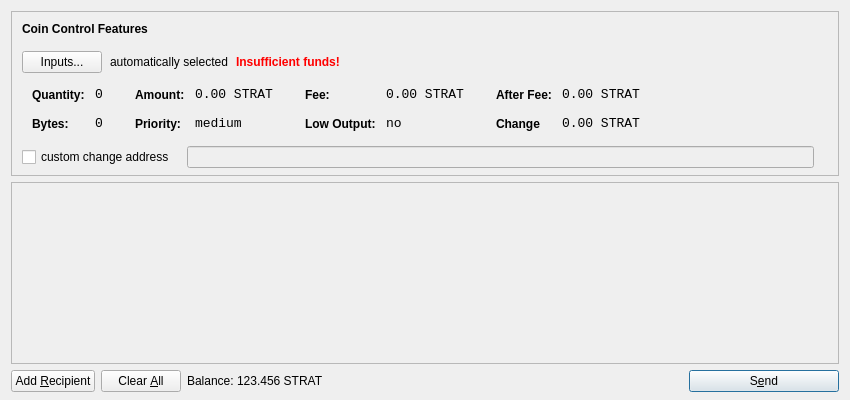
Old version of the form src/qt/forms/sendcoinsdialog.ui in the repository DeStream-dev/dswallet.
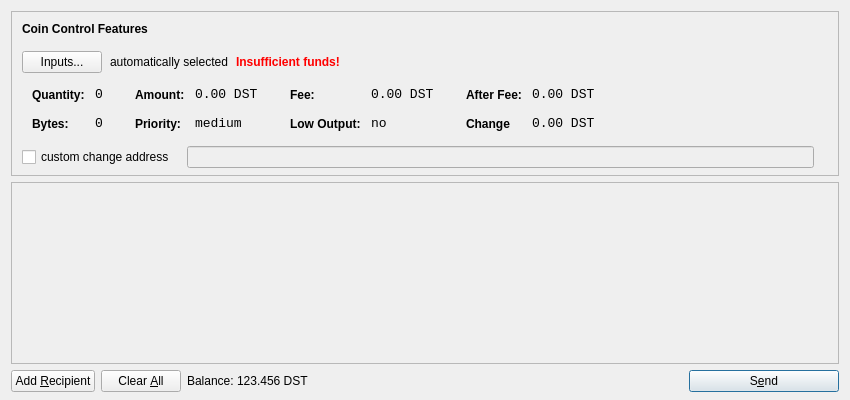
New version of the form. Icons and pictures are not drawn.

Diff of the .ui file:
```diff
--- a/src/qt/forms/sendcoinsdialog.ui
+++ b/src/qt/forms/sendcoinsdialog.ui
@@ -39,7 +39,7 @@
      </property>
      <layout class="QVBoxLayout" name="verticalLayoutCoinControl2">
       <property name="spacing">
-       <number>-1</number>
+       <number>6</number>
       </property>
       <property name="leftMargin">
        <number>0</number>
@@ -321,7 +321,7 @@
                   <enum>Qt::ActionsContextMenu</enum>
                  </property>
                  <property name="text">
-                  <string notr="true">0.00 STRAT</string>
+                  <string notr="true">0.00 DST</string>
                  </property>
                  <property name="textInteractionFlags">
                   <set>Qt::LinksAccessibleByMouse|Qt::TextSelectableByKeyboard|Qt::TextSelectableByMouse</set>
@@ -407,7 +407,7 @@
                   <enum>Qt::ActionsContextMenu</enum>
                  </property>
                  <property name="text">
-                  <string notr="true">0.00 STRAT</string>
+                  <string notr="true">0.00 DST</string>
                  </property>
                  <property name="textInteractionFlags">
                   <set>Qt::LinksAccessibleByMouse|Qt::TextSelectableByKeyboard|Qt::TextSelectableByMouse</set>
@@ -493,7 +493,7 @@
                   <enum>Qt::ActionsContextMenu</enum>
                  </property>
                  <property name="text">
-                  <string notr="true">0.00 STRAT</string>
+                  <string notr="true">0.00 DST</string>
                  </property>
                  <property name="textInteractionFlags">
                   <set>Qt::LinksAccessibleByMouse|Qt::TextSelectableByKeyboard|Qt::TextSelectableByMouse</set>
@@ -525,7 +525,7 @@
                   <enum>Qt::ActionsContextMenu</enum>
                  </property>
                  <property name="text">
-                  <string notr="true">0.00 STRAT</string>
+                  <string notr="true">0.00 DST</string>
                  </property>
                  <property name="textInteractionFlags">
                   <set>Qt::LinksAccessibleByMouse|Qt::TextSelectableByKeyboard|Qt::TextSelectableByMouse</set>
@@ -724,7 +724,7 @@
           <cursorShape>IBeamCursor</cursorShape>
          </property>
          <property name="text">
-          <string notr="true">123.456 STRAT</string>
+          <string notr="true">123.456 DST</string>
          </property>
          <property name="textInteractionFlags">
           <set>Qt::LinksAccessibleByMouse|Qt::TextSelectableByKeyboard|Qt::TextSelectableByMouse</set>
```
Left out of the diff: 24 changed lines with no effect on the pictures.
